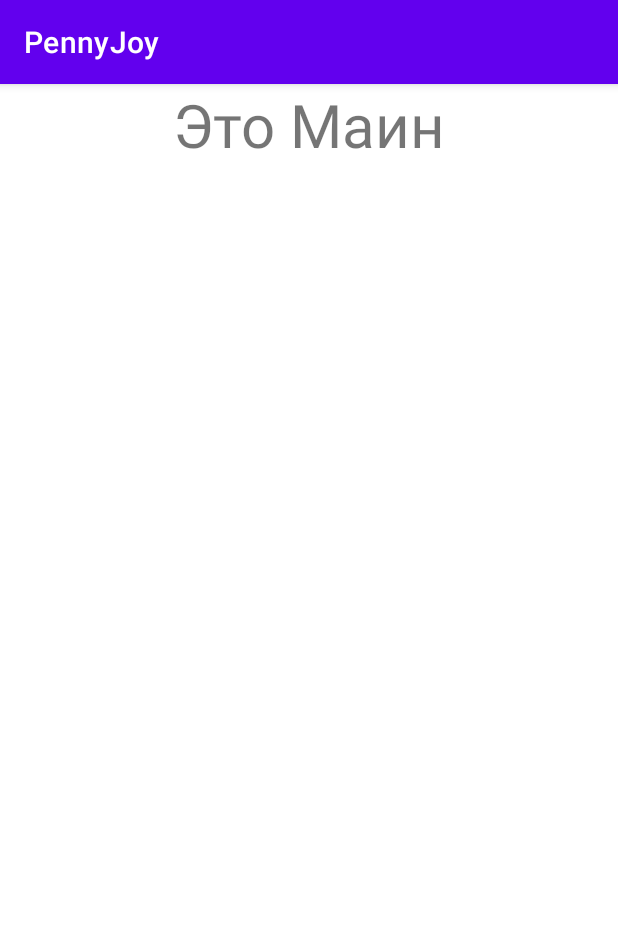
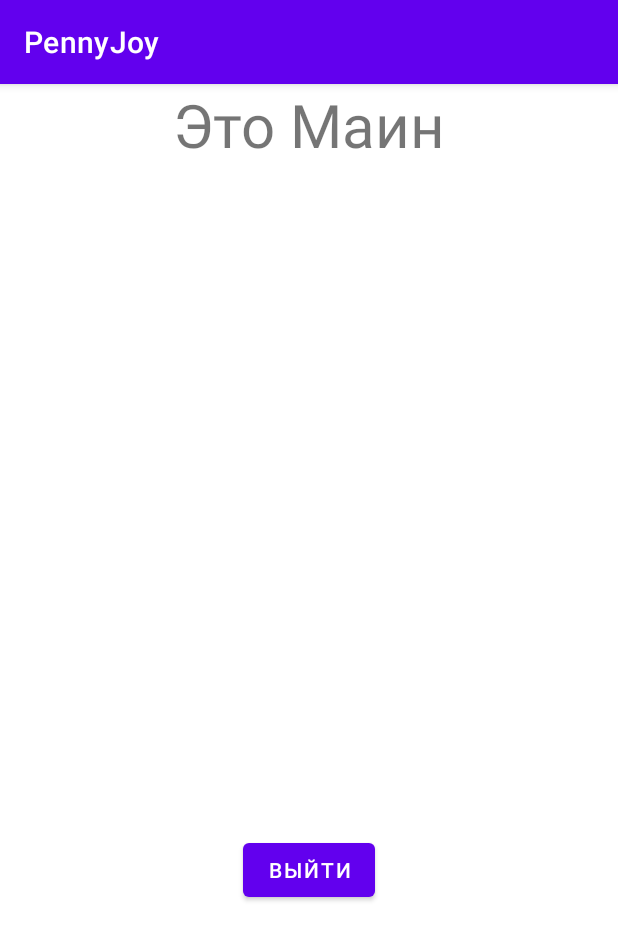
Before and after one commit to PennyTeam/PennyJoy1, an Android app: the screen it shows after launch (MainActivity), on a phone screen of 412 x 824 dp. Shown: the top 940 px of the screen. Run offline under Robolectric (Android 15) with nearby library versions, the phone set to English and light mode, and no system bars.

Commit message:
Обновил сп

```diff
--- a/app/src/main/java/com/example/pennyjoy/MainActivity.java
+++ b/app/src/main/java/com/example/pennyjoy/MainActivity.java
@@ -2,13 +2,23 @@ package com.example.pennyjoy;
 
 import androidx.appcompat.app.AppCompatActivity;
 
+import android.content.Intent;
+import android.content.SharedPreferences;
 import android.os.Bundle;
+import android.view.View;
 
 public class MainActivity extends AppCompatActivity {
+    SharedPreferences sharedPreferences;
+    SharedPreferences.Editor editor;
+
 
     @Override
     protected void onCreate(Bundle savedInstanceState) {
         super.onCreate(savedInstanceState);
         setContentView(R.layout.activity_main);
     }
+
+    public void signOutClicked(View v){
+
+    }
 }
--- a/app/src/main/res/layout/activity_main.xml
+++ b/app/src/main/res/layout/activity_main.xml
@@ -14,4 +14,13 @@
         android:textSize="40dp"
         android:text="Это Маин" />
 
+    <Button
+        android:id="@+id/button"
+        android:layout_width="wrap_content"
+        android:layout_height="wrap_content"
+        android:layout_centerHorizontal="true"
+        android:onClick="signOutClicked"
+        android:layout_marginTop="500dp"
+        android:text="Выйти" />
+
 </RelativeLayout>
```
Also changed, not shown: app/src/main/java/com/example/pennyjoy/SignInActivity.java (+6 -2 lines), app/src/main/java/com/example/pennyjoy/SignUpActivityNoAcc3.java (+12 -0 lines).
